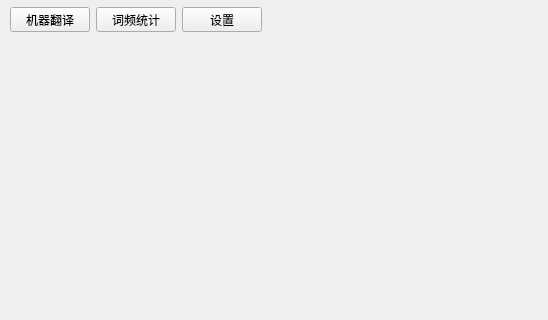
First picture: the form in ui/ui_menu.ui, repository umichan0621/HighQuality-GalgameTranslator, before the edit; both pictures show x 0 to 548 and y 0 to 320 of the 960 by 720 pixel window.
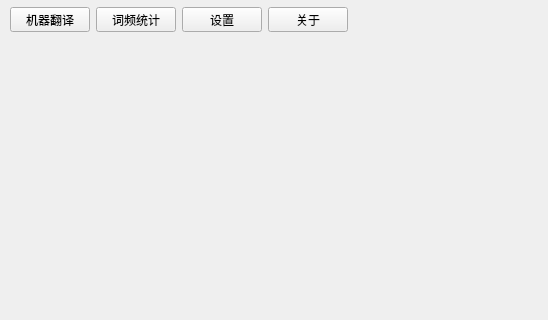
Second picture: the form after the edit.

The edit to the form file:
```diff
--- a/ui/ui_menu.ui
+++ b/ui/ui_menu.ui
@@ -116,6 +116,25 @@
       </property>
      </widget>
     </item>
+    <item>
+     <widget class="QPushButton" name="pushButton">
+      <property name="minimumSize">
+       <size>
+        <width>80</width>
+        <height>25</height>
+       </size>
+      </property>
+      <property name="maximumSize">
+       <size>
+        <width>80</width>
+        <height>25</height>
+       </size>
+      </property>
+      <property name="text">
+       <string>关于</string>
+      </property>
+     </widget>
+    </item>
     <item>
      <spacer name="horizontalSpacer">
       <property name="orientation">
```
